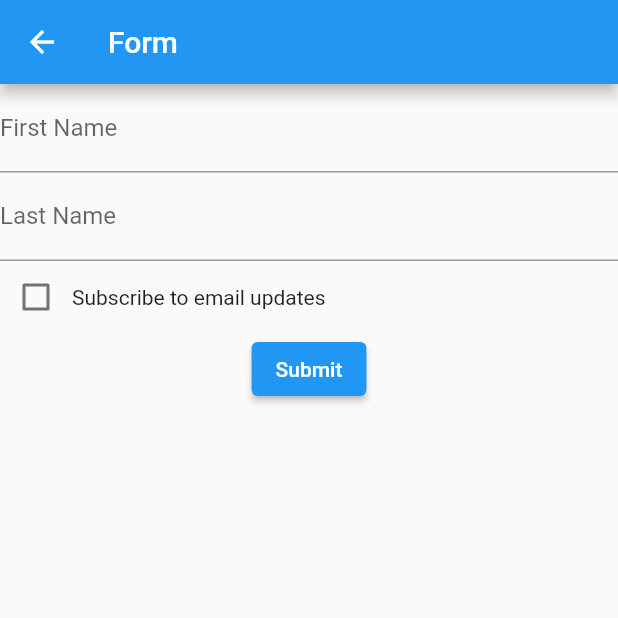
After one commit to siliconvallii/writeai, a Flutter app: the FormScreen screen opened by its route, after a tap on "Submit", on a phone screen of 412 x 824 dp, the top half of it. The commit adds this screen. Run offline on Flutter 3.47's test engine with Material 2 defaults, Android fonts, the light colour scheme and no system bars; our stand-ins replace firebase_auth, firebase_core, firebase_database, google_sign_in; accounts and stored records are empty.

Commit message:
add form screen & fix sign-in logic

```diff
--- a/lib/main.dart
+++ b/lib/main.dart
@@ -1,9 +1,10 @@
 // packages
 import 'package:firebase_core/firebase_core.dart';
 import 'package:flutter/material.dart';
+// screens
 import 'package:writeai/screens/about_us_screen.dart';
-// screens
 import 'package:writeai/screens/editor_screen.dart';
+import 'package:writeai/screens/form_screen.dart';
 import 'package:writeai/screens/home_screen.dart';
 import 'package:writeai/screens/initial_screen.dart';
 import 'package:writeai/screens/invitation_screen.dart';
@@ -28,6 +29,7 @@ class WriteAI extends StatelessWidget {
       routes: {
         '/initial': (BuildContext context) => const InitialScreen(),
         '/about_us': (BuildContext context) => const AboutUsScreen(),
+        '/form': (BuildContext context) => FormScreen(),
         '/waitlist': (BuildContext context) => const WaitlistScreen(),
         '/invitation': (BuildContext context) => const InvitationScreen(),
         '/home': (BuildContext context) => const HomeScreen(),
--- a/lib/screens/about_us_screen.dart
+++ b/lib/screens/about_us_screen.dart
@@ -1,5 +1,6 @@
 // packages
 import 'package:flutter/material.dart';
+import 'package:writeai/data/data.dart';
 // screens
 import 'package:writeai/providers/google_sign_in.dart';
 
@@ -32,8 +33,8 @@ class AboutUsScreen extends StatelessWidget {
                       // user has been invited
 
                       Navigator.pushNamed(context, '/invitation');
-                    } else if (_user['waitlisted']) {
-                      // user is waitlisted
+                    } else {
+                      // user is new or waitlisted
 
                       Navigator.pushNamed(context, '/waitlist');
                     }
--- /dev/null
+++ b/lib/screens/form_screen.dart
@@ -0,0 +1,94 @@
+import 'package:firebase_database/firebase_database.dart';
+import 'package:flutter/material.dart';
+import 'package:writeai/data/data.dart';
+
+class FormScreen extends StatefulWidget {
+  const FormScreen({Key? key}) : super(key: key);
+
+  @override
+  State<FormScreen> createState() => _FormScreenState();
+}
+
+class _FormScreenState extends State<FormScreen> {
+  final DatabaseReference _ref = FirebaseDatabase.instance.reference();
+
+  final TextEditingController _firstNameController = TextEditingController();
+  final TextEditingController _lastNameController = TextEditingController();
+
+  bool _isChecked = false;
+
+  @override
+  Widget build(BuildContext context) {
+    return Scaffold(
+      appBar: AppBar(
+        title: const Text('Form'),
+      ),
+      body: SafeArea(
+        child: Center(
+          child: Column(
+            children: [
+              TextField(
+                controller: _firstNameController,
+                decoration: const InputDecoration(labelText: 'First Name'),
+              ),
+              TextField(
+                controller: _lastNameController,
+                decoration: const InputDecoration(labelText: 'Last Name'),
+              ),
+              Row(
+                children: [
+                  Checkbox(
+                    value: _isChecked,
+                    onChanged: (bool? value) {
+                      setState(() => _isChecked = !_isChecked);
+                    },
+                  ),
+                  const Text('Subscribe to email updates'),
+                ],
+              ),
+              ElevatedButton(
+                child: const Text('Submit'),
+                onPressed: () async {
+                  try {
+                    // set first_name
+                    await _ref
+                        .child('users')
+                        .child(user['uid'])
+                        .child('first_name')
+                        .set(_firstNameController.text);
+
+                    // set last_name
+                    await _ref
+                        .child('users')
+                        .child(user['uid'])
+                        .child('last_name')
+                        .set(_lastNameController.text);
+
+                    // set mailing_list
+                    await _ref
+                        .child('users')
+                        .child(user['uid'])
+                        .child('mailing_list')
+                        .set(_isChecked);
+
+                    // set joined to true
+                    await _ref
+                        .child('users')
+                        .child(user['uid'])
+                        .child('joined')
+                        .set(true);
+                  } on Error {
+                    rethrow;
+                  }
+
+                  // navigate to Home
+                  Navigator.pushNamed(context, '/home');
+                },
+              ),
+            ],
+          ),
+        ),
+      ),
+    );
+  }
+}
--- a/lib/screens/initial_screen.dart
+++ b/lib/screens/initial_screen.dart
@@ -1,7 +1,6 @@
 // packages
 import 'package:flutter/material.dart';
 import 'package:flutter/widgets.dart';
-import 'package:writeai/providers/google_sign_in.dart';
 
 class InitialScreen extends StatelessWidget {
   const InitialScreen({Key? key}) : super(key: key);
--- a/lib/screens/invitation_screen.dart
+++ b/lib/screens/invitation_screen.dart
@@ -21,21 +21,9 @@ class InvitationScreen extends StatelessWidget {
             children: [
               const Text('You have been invited'),
               ElevatedButton(
-                child: const Text('Join'),
+                child: const Text('Continue'),
                 onPressed: () {
-                  // set user 'joined' parameter to true
-                  try {
-                    ref
-                        .child('users')
-                        .child(user['uid'])
-                        .child('joined')
-                        .set(true);
-                  } on Error {
-                    rethrow;
-                  }
-
-                  // navigate to HomeScreen
-                  Navigator.pushNamed(context, '/home');
+                  Navigator.pushNamed(context, '/form');
                 },
               ),
             ],
```
